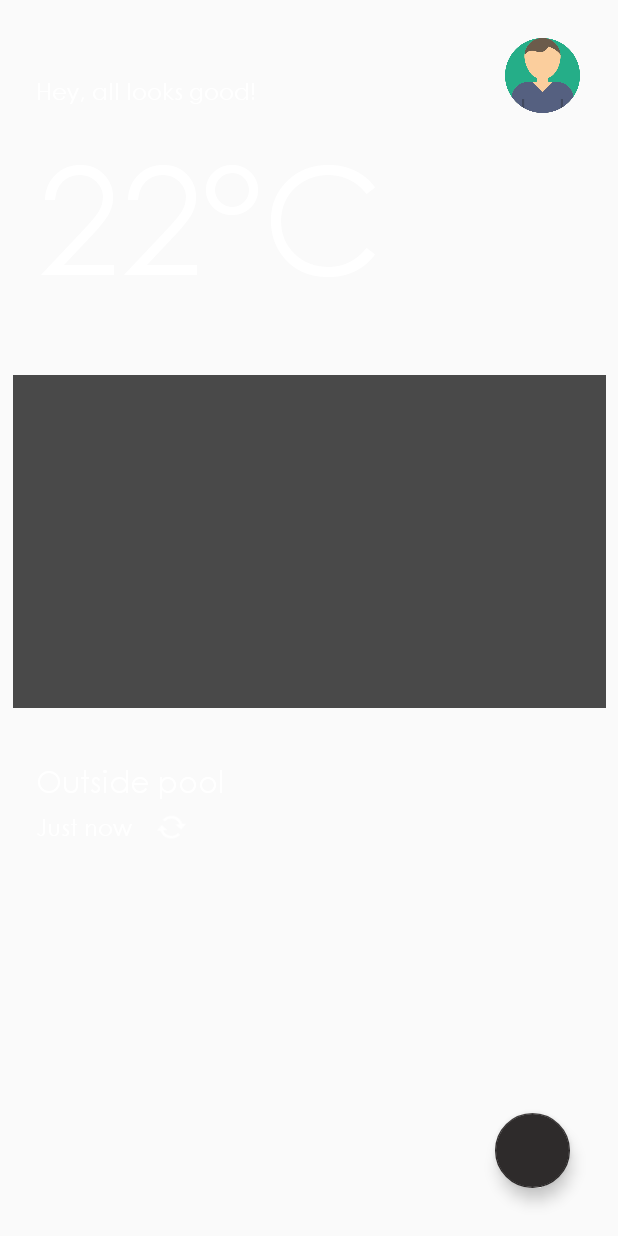
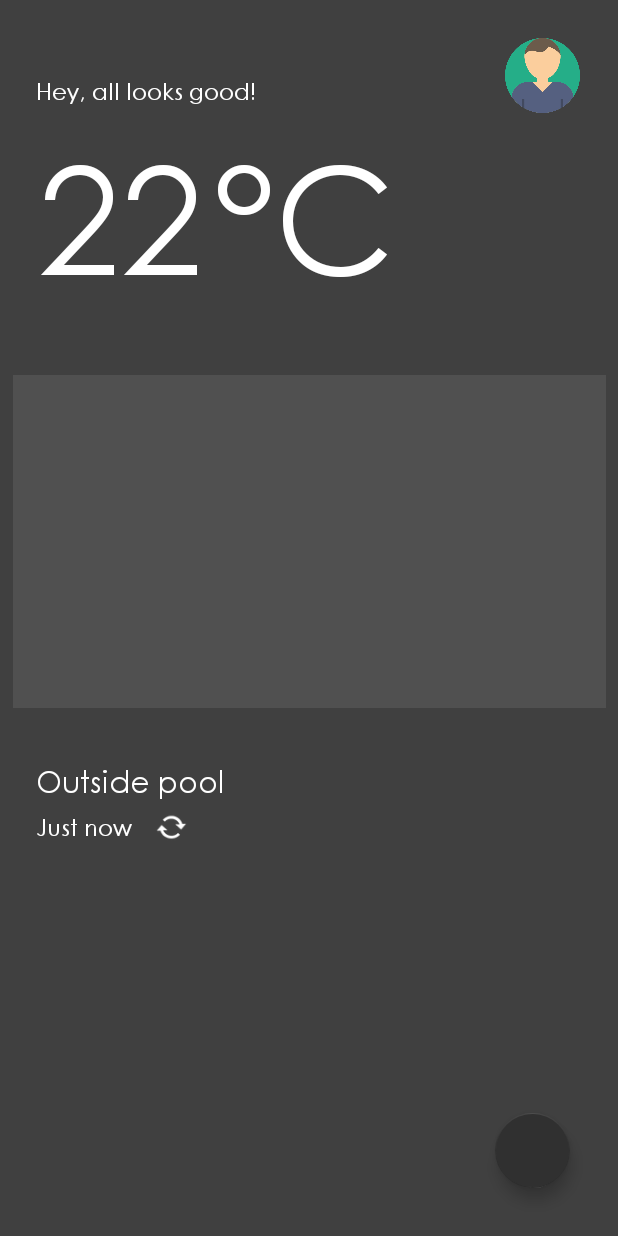
Before and after one commit to Founasek-ufo/AppOld, an Android app: the screen it shows after launch (MainActivity), on a phone screen of 412 x 824 dp. Run offline under Robolectric (Android 15) with nearby library versions, the phone set to English and light mode, and no system bars; 3 statements that could not run were skipped.

Commit message:
- Bugs after Merge

```diff
--- a/app/src/main/res/layout/activity_main.xml
+++ b/app/src/main/res/layout/activity_main.xml
@@ -4,14 +4,15 @@
         xmlns:app="http://schemas.android.com/apk/res-auto"
         xmlns:tools="http://schemas.android.com/tools" android:layout_width="match_parent"
         android:layout_height="match_parent"
-        android:id="@+id/relativeLayout2">
-        android:background="@color/primareBackground"
+        android:id="@+id/relativeLayout2"
+        android:background="@color/primaryBackground"
         tools:context=".MainActivity">
 
     <FrameLayout
             android:layout_width="395dp"
             android:layout_height="222dp"
-            android:backgroundTint="#494949" app:layout_constraintEnd_toEndOf="parent" android:layout_marginEnd="8dp"
+            android:backgroundTint="@color/graphBackground" app:layout_constraintEnd_toEndOf="parent"
+            android:layout_marginEnd="8dp"
             android:layout_marginBottom="8dp" app:layout_constraintBottom_toTopOf="@+id/position_text"
             app:layout_constraintStart_toStartOf="parent" android:layout_marginStart="8dp"
             android:layout_marginTop="8dp" app:layout_constraintTop_toBottomOf="@+id/temperature_text"
@@ -19,19 +20,20 @@
 
     </FrameLayout>
     <ImageView
-            android:id="@+id/profileimage"
+            android:id="@+id/profileImage"
             android:layout_width="50dp"
             android:layout_height="50dp"
             app:srcCompat="@drawable/user_photo"
             android:layout_marginEnd="25dp" android:layout_marginTop="25dp"
             android:contentDescription="@string/user_photo_description" app:layout_constraintTop_toTopOf="parent"
             app:layout_constraintEnd_toEndOf="parent" tools:layout_conversion_wrapWidth="175"
-            tools:layout_conversion_wrapHeight="175" android:clickable="true"/>
+            tools:layout_conversion_wrapHeight="175" android:clickable="false"/>
     <TextView
-            android:text="@string/temperature_text"
+            android:text="@string/message_text"
             android:layout_width="wrap_content"
             android:layout_height="wrap_content" android:id="@+id/message_text" android:layout_marginTop="50dp"
-            android:layout_marginStart="24dp" android:textSize="15sp" android:textColor="#FFFFFF"
+            android:layout_marginStart="24dp" android:textSize="@dimen/textMessageSize"
+            android:textColor="@color/textColor"
             android:textAlignment="textStart" app:layout_constraintTop_toTopOf="parent"
             app:layout_constraintStart_toStartOf="parent"
             tools:layout_conversion_wrapWidth="455" tools:layout_conversion_wrapHeight="71"
@@ -43,27 +45,41 @@
             android:id="@+id/temperature_text"
             android:layout_marginTop="5dp"
             android:layout_marginStart="24dp"
-            android:textSize="100sp" android:textColor="#FFFFFF"
+            android:textSize="@dimen/textTemperatureSize" android:textColor="@color/textColor"
             android:textAlignment="textStart"
             app:layout_constraintStart_toStartOf="parent"
             app:layout_constraintTop_toBottomOf="@+id/message_text"
             tools:layout_conversion_wrapWidth="374" tools:layout_conversion_wrapHeight="236"/>
 
     <TextView
+            android:text="@string/temperature_mark"
+            android:layout_width="wrap_content"
+            android:layout_height="wrap_content"
+            android:id="@+id/temperature_mark"
+            android:layout_marginTop="5dp"
+            android:layout_marginStart="8dp"
+            android:textSize="@dimen/textTemperatureSize" android:textColor="@color/textColor"
+            android:textAlignment="textStart"
+            app:layout_constraintTop_toBottomOf="@+id/message_text"
+            tools:layout_conversion_wrapWidth="374" tools:layout_conversion_wrapHeight="236"
+            app:layout_constraintStart_toEndOf="@+id/temperature_text"/>
+    <TextView
             android:text="@string/position_text"
             android:layout_width="wrap_content"
             android:layout_height="wrap_content" android:id="@+id/position_text"
-            android:layout_marginStart="24dp" android:textSize="20sp" android:textColor="#FFFFFF"
+            android:layout_marginStart="24dp" android:textSize="@dimen/textPositionSize"
+            android:textColor="@color/textColor"
             android:textAlignment="textStart" app:layout_constraintStart_toStartOf="parent"
             tools:layout_conversion_wrapWidth="394" tools:layout_conversion_wrapHeight="94"
             android:layout_marginBottom="8dp"
             app:layout_constraintBottom_toBottomOf="parent" android:layout_marginTop="8dp"
             app:layout_constraintTop_toTopOf="parent" app:layout_constraintVertical_bias="0.64"/>
     <TextView
-            android:text="@string/data_update_date"
+            android:text="@string/synchronization_date"
             android:layout_width="wrap_content"
             android:layout_height="wrap_content" android:id="@+id/update_date_text" android:layout_marginTop="5dp"
-            android:layout_marginStart="24dp" android:textSize="15sp" android:textColor="#FFFFFF"
+            android:layout_marginStart="24dp" android:textSize="@dimen/textSynchronizeSize"
+            android:textColor="@color/textColor"
             android:textAlignment="textStart" app:layout_constraintStart_toStartOf="parent"
             app:layout_constraintTop_toBottomOf="@+id/position_text"
             tools:layout_conversion_wrapWidth="217" tools:layout_conversion_wrapHeight="71"
@@ -75,13 +91,14 @@
             android:id="@+id/updatingdata_image"
             tools:layout_conversion_wrapWidth="140" tools:layout_conversion_wrapHeight="172"
             app:layout_constraintStart_toEndOf="@+id/update_date_text" android:layout_marginStart="10dp"
-            app:layout_constraintTop_toBottomOf="@+id/position_text" android:layout_marginTop="5dp"/>
+            app:layout_constraintTop_toBottomOf="@+id/position_text" android:layout_marginTop="5dp"
+            android:contentDescription="@string/synchronization_description"/>
     <com.google.android.material.floatingactionbutton.FloatingActionButton
             android:layout_width="50dp"
             android:layout_height="50dp"
-            android:clickable="true"
+            android:clickable="false"
             android:id="@+id/floatingActionButton" app:layout_constraintEnd_toEndOf="parent"
             android:layout_marginEnd="32dp" android:layout_marginBottom="32dp"
-            app:layout_constraintBottom_toBottomOf="parent" app:backgroundTint="#2E2B2B"/>
+            app:layout_constraintBottom_toBottomOf="parent" app:backgroundTint="@color/floatingButton"/>
 
 </androidx.constraintlayout.widget.ConstraintLayout>
--- a/app/src/main/res/values/colors.xml
+++ b/app/src/main/res/values/colors.xml
@@ -1,9 +1,13 @@
 <?xml version="1.0" encoding="utf-8"?>
 <resources>
-    <color name="colorPrimary">#008577</color>
-    <color name="colorPrimaryDark">#00574B</color>
+    <color name="colorPrimary">#404040</color>
+    <color name="colorPrimaryDark">#282828</color>
     <color name="colorAccent">#D81B60</color>
+    <color name="primaryBackground">#404040</color>
+    <color name="graphBackground">#505050</color>
+    <color name="textColor">#FFFFFF</color>
 
-    <color name="primareBackground">#6D6A6A</color>
-    <color name="textColor">#FFFFFF</color>
+    <color name="floatingButton">#303030</color>
+
+
 </resources>
--- a/app/src/main/res/values/dimens.xml
+++ b/app/src/main/res/values/dimens.xml
@@ -1,5 +1,8 @@
 <?xml version="1.0" encoding="utf-8"?>
 <resources>
-    <dimen name="textTemperatureSize">46dp</dimen>
-    <dimen name="textNotificationeSize">26dp</dimen>
+    <dimen name="textTemperatureSize">100sp</dimen>
+    <dimen name="textNotificationSize">26sp</dimen>
+    <dimen name="textMessageSize">15sp</dimen>
+    <dimen name="textPositionSize">20sp</dimen>
+    <dimen name="textSynchronizeSize">15sp</dimen>
 </resources>
--- a/app/src/main/res/values/strings.xml
+++ b/app/src/main/res/values/strings.xml
@@ -1,8 +1,14 @@
 <resources>
     <string name="app_name">HomeSensors</string>
+
     <string name="user_photo_description">UserPhoto</string>
-    <string name="temperature_value">22°C</string>
-    <string name="temperature_text">Hey, all looks good!</string>
+    <string name="synchronization_description">UserPhoto</string>
+
+    <string name="temperature_value">22</string>
+
+    <string name="temperature_mark">°C</string>
+
+    <string name="message_text">Hey, all looks good!</string>
     <string name="position_text">Outside pool</string>
-    <string name="data_update_date">Just now</string>
+    <string name="synchronization_date">Just now</string>
 </resources>
```
